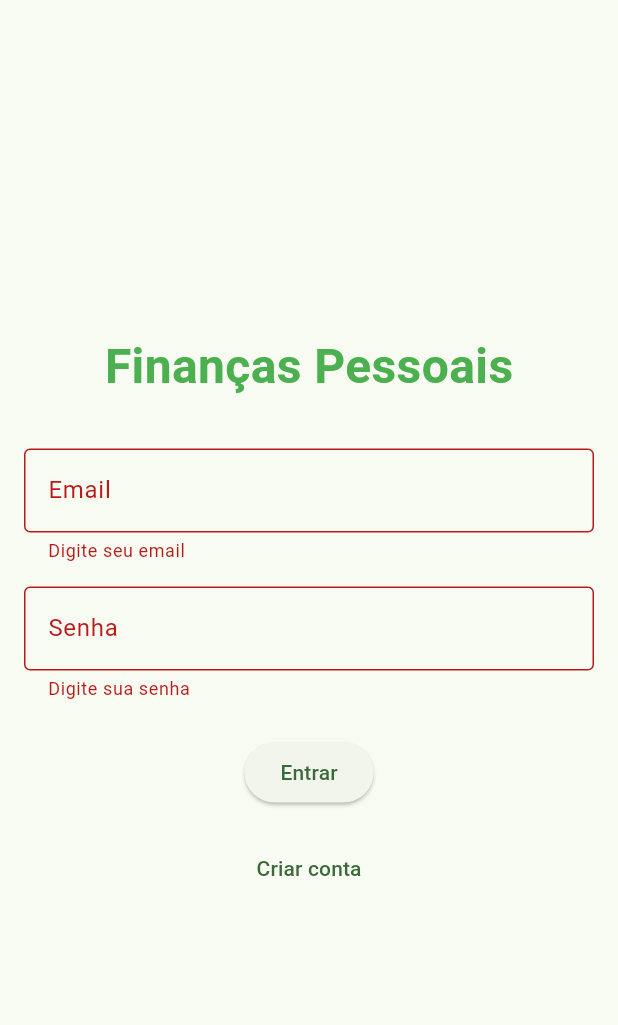
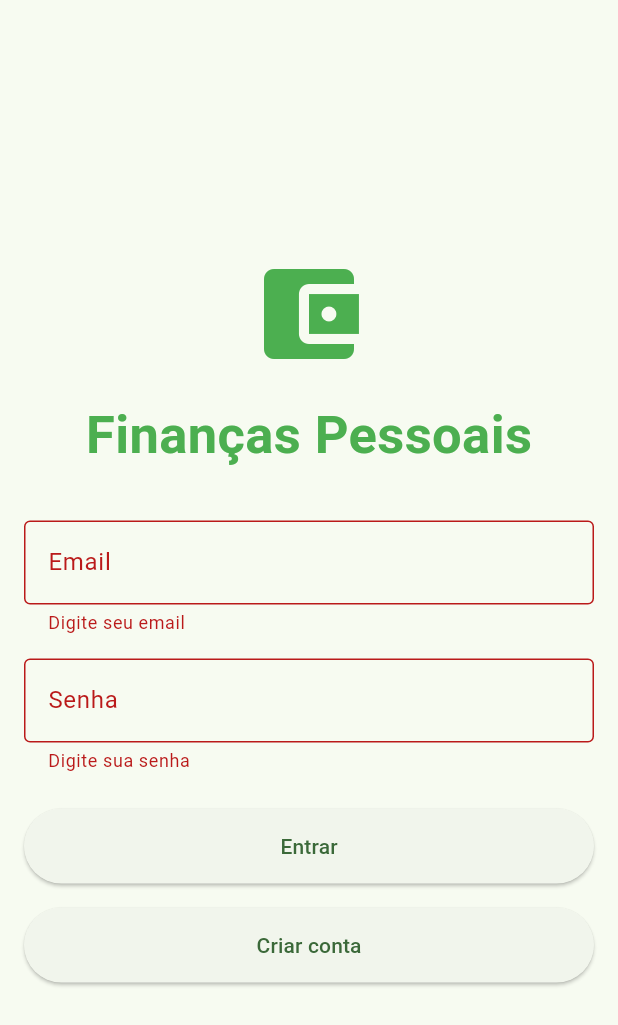
Before and after one commit to g1ordan/personalFinanceAPP, a Flutter app: the screen it shows after launch, after a tap on "Entrar", on a phone screen of 412 x 824 dp. Shown: the top 1025 px of the screen. Run offline on Flutter 3.47's test engine with Material 3 defaults, Android fonts, the phone set to English and light mode, and no system bars; our stand-ins replace cloud_firestore, firebase_auth, firebase_core, google_fonts; accounts and stored records are empty; Roboto replaces fonts that are missing (Ubuntu).

Commit message:
commit 2

```diff
--- a/lib/src/app.dart
+++ b/lib/src/app.dart
@@ -1,5 +1,6 @@
 import 'package:flutter/material.dart';
 import 'package:financas_pessoais/src/screens/splash_screen.dart';
+import 'package:google_fonts/google_fonts.dart';
 
 class FinancasApp extends StatelessWidget {
   const FinancasApp({super.key});
@@ -10,6 +11,7 @@ class FinancasApp extends StatelessWidget {
       debugShowCheckedModeBanner: false,
       title: 'Finanças Pessoais',
       theme: ThemeData(
+        textTheme: GoogleFonts.ubuntuTextTheme(),
         colorScheme: ColorScheme.fromSeed(seedColor: Colors.green),
         useMaterial3: true,
       ),
--- a/lib/src/screens/login_screen.dart
+++ b/lib/src/screens/login_screen.dart
@@ -1,7 +1,9 @@
+import 'package:financas_pessoais/src/screens/cadastro_screen.dart';
+import 'package:financas_pessoais/src/screens/home_screen.dart';
 import 'package:flutter/material.dart';
 import 'package:firebase_auth/firebase_auth.dart';
-import 'package:financas_pessoais/src/screens/home_screen.dart';
-import 'package:financas_pessoais/src/screens/cadastro_screen.dart';
+import '../widgets/login_form_widget.dart';
+import '../widgets/custom_button_widget.dart';
 
 class LoginScreen extends StatefulWidget {
   const LoginScreen({super.key});
@@ -18,31 +20,27 @@ class _LoginScreenState extends State<LoginScreen> {
 
   Future<void> _login() async {
     if (_formKey.currentState!.validate()) {
+      setState(() => _isLoading = true);
       try {
-        print("Login attempt with: ${_emailController.text}"); // Debug print
-
-        final userCredential =
+        final credential =
             await FirebaseAuth.instance.signInWithEmailAndPassword(
           email: _emailController.text.trim(),
           password: _senhaController.text.trim(),
         );
-
-        print(
-            "Login successful with UID: ${userCredential.user?.uid}"); // Debug print
-
-        if (userCredential.user != null && mounted) {
-          print("Navigating to home"); // Debug print
-          Navigator.of(context).pushReplacement(
+        if (credential.user != null && mounted) {
+          Navigator.pushReplacement(
+            context,
             MaterialPageRoute(builder: (_) => const HomeScreen()),
           );
         }
       } catch (e) {
-        print("Login error: $e"); // Debug print
         if (mounted) {
           ScaffoldMessenger.of(context).showSnackBar(
             SnackBar(content: Text('Erro no login: $e')),
           );
         }
+      } finally {
+        if (mounted) setState(() => _isLoading = false);
       }
     }
   }
@@ -52,60 +50,47 @@ class _LoginScreenState extends State<LoginScreen> {
     return Scaffold(
       body: Padding(
         padding: const EdgeInsets.all(16.0),
-        child: Form(
-          key: _formKey,
         child: Column(
           mainAxisAlignment: MainAxisAlignment.center,
           children: [
+            const Icon(
+              Icons.account_balance_wallet,
+              size: 80,
+              color: Colors.green,
+            ),
+            const SizedBox(height: 16),
             const Text(
               'Finanças Pessoais',
               style: TextStyle(
-                  fontSize: 32,
+                fontSize: 35,
                 fontWeight: FontWeight.bold,
                 color: Colors.green,
               ),
             ),
             const SizedBox(height: 32),
-              TextFormField(
-                controller: _emailController,
-                decoration: const InputDecoration(
-                  labelText: 'Email',
-                  border: OutlineInputBorder(),
+            LoginFormWidget(
+              emailController: _emailController,
+              senhaController: _senhaController,
+              formKey: _formKey,
+              onLogin: _login,
             ),
-                keyboardType: TextInputType.emailAddress,
-                validator: (value) =>
-                    value?.isEmpty ?? true ? 'Digite seu email' : null,
+            const SizedBox(height: 24),
+            CustomButtonWidget(
+              onPressed: _login,
+              text: 'Entrar',
+              isLoading: _isLoading,
             ),
             const SizedBox(height: 16),
-              TextFormField(
-                controller: _senhaController,
-                decoration: const InputDecoration(
-                  labelText: 'Senha',
-                  border: OutlineInputBorder(),
-                ),
-                obscureText: true,
-                validator: (value) =>
-                    value?.isEmpty ?? true ? 'Digite sua senha' : null,
-              ),
-              const SizedBox(height: 24),
-              ElevatedButton(
-                onPressed: _isLoading ? null : _login,
-                child: _isLoading
-                    ? const CircularProgressIndicator()
-                    : const Text('Entrar'),
-              ),
-              const SizedBox(height: 16),
-              TextButton(
+            CustomButtonWidget(
               onPressed: () {
                 Navigator.push(
                   context,
                   MaterialPageRoute(builder: (_) => const CadastroScreen()),
                 );
               },
-                child: const Text('Criar conta'),
+              text: 'Criar conta',
             ),
           ],
-          ),
         ),
       ),
     );
--- /dev/null
+++ b/lib/src/widgets/custom_button_widget.dart
@@ -0,0 +1,25 @@
+import 'package:flutter/material.dart';
+
+class CustomButtonWidget extends StatelessWidget {
+  final VoidCallback onPressed;
+  final String text;
+  final bool isLoading;
+
+  const CustomButtonWidget({
+    super.key,
+    required this.onPressed,
+    required this.text,
+    this.isLoading = false,
+  });
+
+  @override
+  Widget build(BuildContext context) {
+    return ElevatedButton(
+      onPressed: isLoading ? null : onPressed,
+      style: ElevatedButton.styleFrom(
+        minimumSize: const Size(double.infinity, 50),
+      ),
+      child: isLoading ? const CircularProgressIndicator() : Text(text),
+    );
+  }
+}
--- /dev/null
+++ b/lib/src/widgets/login_form_widget.dart
@@ -0,0 +1,48 @@
+import 'package:flutter/material.dart';
+
+class LoginFormWidget extends StatelessWidget {
+  final TextEditingController emailController;
+  final TextEditingController senhaController;
+  final GlobalKey<FormState> formKey;
+  final VoidCallback onLogin;
+
+  const LoginFormWidget({
+    super.key,
+    required this.emailController,
+    required this.senhaController,
+    required this.formKey,
+    required this.onLogin,
+  });
+
+  @override
+  Widget build(BuildContext context) {
+    return Form(
+      key: formKey,
+      child: Column(
+        children: [
+          TextFormField(
+            controller: emailController,
+            decoration: const InputDecoration(
+              labelText: 'Email',
+              border: OutlineInputBorder(),
+            ),
+            keyboardType: TextInputType.emailAddress,
+            validator: (value) =>
+                value?.isEmpty ?? true ? 'Digite seu email' : null,
+          ),
+          const SizedBox(height: 16),
+          TextFormField(
+            controller: senhaController,
+            decoration: const InputDecoration(
+              labelText: 'Senha',
+              border: OutlineInputBorder(),
+            ),
+            obscureText: true,
+            validator: (value) =>
+                value?.isEmpty ?? true ? 'Digite sua senha' : null,
+          ),
+        ],
+      ),
+    );
+  }
+}
--- a/pubspec.yaml
+++ b/pubspec.yaml
@@ -14,6 +14,7 @@ dependencies:
   cloud_firestore: ^5.5.1
   firebase_storage: ^12.3.7
   intl: ^0.20.1
+  google_fonts: ^6.1.0
 
 dev_dependencies:
   flutter_test:
```
Also changed, not shown: pubspec.lock, 1 other file. Lines whose indentation alone changed are shown as unchanged.
